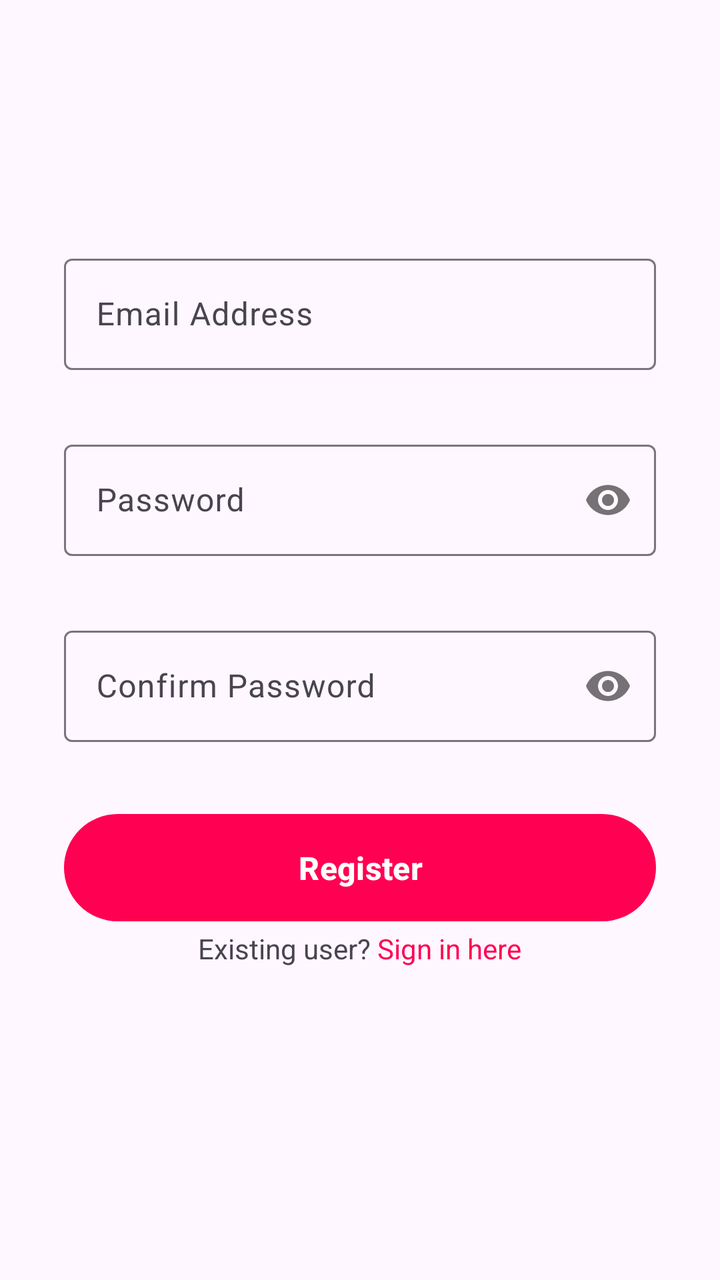
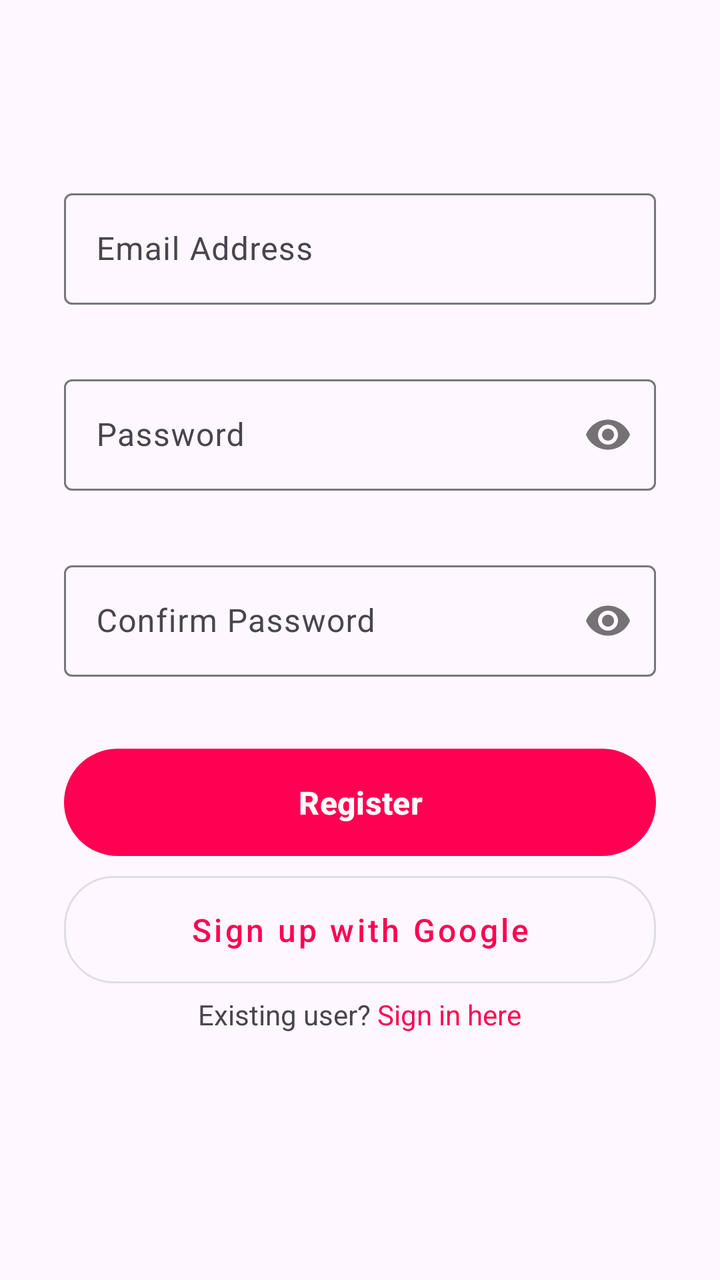

Two renders of the same Android screen: before a commit and after it. Below are the layout's source before the change and the commit's diff.
<!-- AndroidManifest.xml: application theme Theme.You4me -->
<!-- res/layout/fragment_registration.xml -->
<?xml version="1.0" encoding="utf-8"?>
<LinearLayout xmlns:android="http://schemas.android.com/apk/res/android"
    xmlns:app="http://schemas.android.com/apk/res-auto"
    xmlns:tools="http://schemas.android.com/tools"
    android:layout_width="match_parent"
    android:layout_height="match_parent"
    android:gravity="center"
    android:orientation="vertical"
    android:padding="32dp"
    tools:context=".ui.authentication.RegistrationFragment">

    <com.google.android.material.textfield.TextInputLayout
        android:id="@+id/email_lyt"
        android:layout_width="match_parent"
        android:layout_height="wrap_content"
        android:hint="@string/email_address">

        <com.google.android.material.textfield.TextInputEditText
            android:id="@+id/email"
            android:layout_width="match_parent"
            android:layout_height="match_parent"
            android:inputType="textEmailAddress" />
    </com.google.android.material.textfield.TextInputLayout>

    <com.google.android.material.textfield.TextInputLayout
        android:id="@+id/password_lyt"
        android:layout_width="match_parent"
        android:layout_height="wrap_content"
        android:layout_marginTop="32dp"
        android:hint="@string/password"
        app:passwordToggleEnabled="true">

        <com.google.android.material.textfield.TextInputEditText
            android:id="@+id/password"
            android:layout_width="match_parent"
            android:layout_height="match_parent"
            android:inputType="textPassword" />
    </com.google.android.material.textfield.TextInputLayout>

    <com.google.android.material.textfield.TextInputLayout
        android:id="@+id/confirm_password_lyt"
        android:layout_width="match_parent"
        android:layout_height="wrap_content"
        android:layout_marginTop="32dp"
        android:hint="@string/confirm_password"
        app:passwordToggleEnabled="true">

        <com.google.android.material.textfield.TextInputEditText
            android:id="@+id/confirm_password"
            android:layout_width="match_parent"
            android:layout_height="match_parent"
            android:inputType="textPassword" />
    </com.google.android.material.textfield.TextInputLayout>

    <com.google.android.material.button.MaterialButton
        android:id="@+id/sign_up_btn"
        android:layout_width="match_parent"
        android:layout_height="wrap_content"
        android:layout_marginTop="32dp"
        android:padding="16dp"
        android:text="@string/register"
        android:textSize="16sp"
        android:textStyle="bold" />

    <com.google.android.material.progressindicator.CircularProgressIndicator
        android:id="@+id/progress_circular"
        style="@style/Widget.Material3.CircularProgressIndicator.Medium"
        android:layout_width="wrap_content"
        android:layout_height="wrap_content"
        android:layout_marginTop="32dp"
        android:layout_marginBottom="4dp"
        android:indeterminate="true"
        android:visibility="gone" />

    <TextView
        android:id="@+id/login"
        android:layout_width="wrap_content"
        android:layout_height="wrap_content"
        android:layout_gravity="center_horizontal"
        android:layout_marginBottom="32dp"
        android:text="@string/existing_user" />

</LinearLayout>
<!-- resources referenced by this layout -->
<resources>
  <string name="confirm_password">Confirm Password</string>
  <string name="email_address">Email Address</string>
  <string name="existing_user">Existing user? <font fgcolor="#ff0052">Sign in here</font></string>
  <string name="password">Password</string>
  <string name="register">Register</string>
  <style name="Theme.You4me" parent="Base.Theme.You4me" />
  <style name="Base.Theme.You4me" parent="Theme.Material3.Light.NoActionBar">
          
           <item name="colorPrimary">@color/primary_pink</item>
      </style>
  <color name="primary_pink">#ffff0052</color>
</resources>

<!-- the commit's change to res/layout/fragment_registration.xml (unified diff, before → after) -->
@@ -62,6 +62,17 @@
         android:textSize="16sp"
         android:textStyle="bold" />
 
+    <com.google.android.material.button.MaterialButton
+        android:id="@+id/google_sign_up_btn"
+        style="@style/Widget.MaterialComponents.Button.OutlinedButton"
+        android:layout_width="match_parent"
+        android:layout_height="wrap_content"
+        app:cornerRadius="25dp"
+        android:padding="16dp"
+        android:textAllCaps="false"
+        android:text="@string/sign_up_with_google"
+        android:textSize="16sp" />
+
     <com.google.android.material.progressindicator.CircularProgressIndicator
         android:id="@+id/progress_circular"
         style="@style/Widget.Material3.CircularProgressIndicator.Medium"
<!-- resource entries referenced after the edit -->
@@ -5,6 +5,7 @@
   <string name="existing_user">Existing user? <font fgcolor="#ff0052">Sign in here</font></string>
   <string name="password">Password</string>
   <string name="register">Register</string>
+  <string name="sign_up_with_google">Sign up with Google</string>
   <style name="Theme.You4me" parent="Base.Theme.You4me" />
   <style name="Base.Theme.You4me" parent="Theme.Material3.Light.NoActionBar">
           
